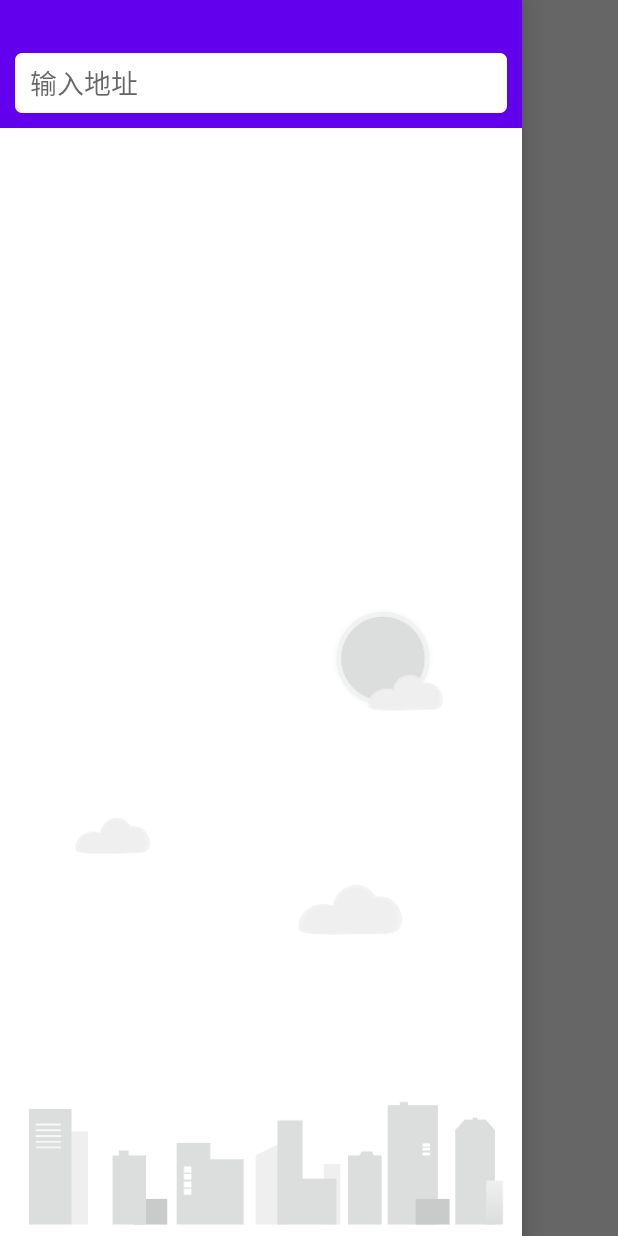
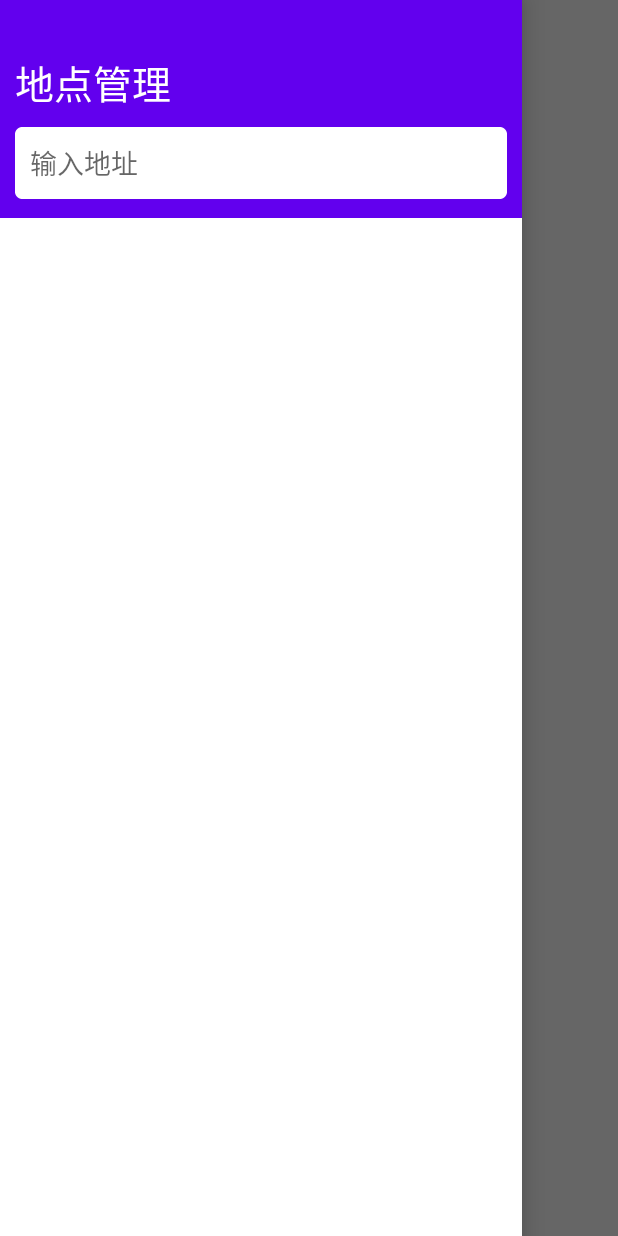
Before and after one commit to linhao1998/Weather, an Android app: the WeatherActivity screen opened directly, with no data from a screen before it, with the side drawer open, on a phone screen of 412 x 824 dp. Run offline under Robolectric (Android 15) with nearby library versions, the phone set to English and light mode, and no system bars; 2 statements that could not run were skipped.

Commit message:
新增地点管理和重新组织架构。

```diff
--- a/app/src/main/java/com/example/weather/ui/place/PlaceFragment.kt
+++ b/app/src/main/java/com/example/weather/ui/place/PlaceSearchActivity.kt
@@ -1,25 +1,26 @@
 package com.example.weather.ui.place
 
+import android.content.Context
 import android.content.Intent
+import androidx.appcompat.app.AppCompatActivity
 import android.os.Bundle
-import android.util.Log
-import android.view.LayoutInflater
 import android.view.View
-import android.view.ViewGroup
+import android.view.inputmethod.InputMethodManager
 import android.widget.EditText
 import android.widget.ImageView
 import android.widget.Toast
 import androidx.core.widget.addTextChangedListener
-import androidx.fragment.app.Fragment
 import androidx.lifecycle.Observer
 import androidx.lifecycle.ViewModelProvider
 import androidx.recyclerview.widget.LinearLayoutManager
 import androidx.recyclerview.widget.RecyclerView
-import com.example.weather.MainActivity
 import com.example.weather.R
 import com.example.weather.ui.weather.WeatherActivity
+import kotlinx.coroutines.delay
+import kotlinx.coroutines.launch
+import kotlinx.coroutines.runBlocking
 
-class PlaceFragment: Fragment() {
+class PlaceSearchActivity : AppCompatActivity() {
 
     val viewModel by lazy { ViewModelProvider(this).get(PlaceViewModel::class.java) }
 
@@ -31,33 +32,33 @@ class PlaceFragment: Fragment() {
 
     private lateinit var bgImageView: ImageView
 
-    override fun onCreateView(
-        inflater: LayoutInflater,
-        container: ViewGroup?,
-        savedInstanceState: Bundle?
-    ): View? {
+    override fun onCreate(savedInstanceState: Bundle?) {
+        super.onCreate(savedInstanceState)
+        setContentView(R.layout.activity_place_search)
 
-        return inflater.inflate(R.layout.fragment_place,container,false)
-    }
-    override fun onViewCreated(view: View, savedInstanceState: Bundle?) {
-        super.onViewCreated(view, savedInstanceState)
-
-        if (activity is MainActivity && viewModel.isPlaceSaved()) {
+        val fromActivity = intent.getStringExtra("FROM_ACTIVITY")
+        if (fromActivity == null && viewModel.isPlaceSaved()) {
             val place = viewModel.getSavedPlace()
-            val intent = Intent(context,WeatherActivity::class.java).apply {
+            val intent = Intent(this, WeatherActivity::class.java).apply {
                 putExtra("location_lng", place.location.lng)
                 putExtra("location_lat", place.location.lat)
                 putExtra("place_name", place.name)
             }
             startActivity(intent)
-            activity?.finish()
+            finish()
             return
         }
 
-        val layoutManager = LinearLayoutManager(activity)
-        recyclerView = view.findViewById(R.id.recyclerView)
-        searchPlaceEdit = view.findViewById(R.id.searchPlaceEdit)
-        bgImageView = view.findViewById(R.id.bgImageView)
+        recyclerView = findViewById(R.id.recyclerView)
+        searchPlaceEdit = findViewById(R.id.searchPlaceEdit)
+        bgImageView = findViewById(R.id.bgImageView)
+
+//        searchPlaceEdit.requestFocus()
+//        //弹出虚拟键盘
+//        val imm = getSystemService(Context.INPUT_METHOD_SERVICE) as InputMethodManager
+//        imm.showSoftInput(searchPlaceEdit,0)
+
+        val layoutManager = LinearLayoutManager(this)
         recyclerView.layoutManager = layoutManager
         adapter = PlaceAdapter(this,viewModel.placeList)
         recyclerView.adapter = adapter
@@ -72,7 +73,7 @@ class PlaceFragment: Fragment() {
                 adapter.notifyDataSetChanged()
             }
         }
-        viewModel.placeLiveData.observe(viewLifecycleOwner, Observer { result ->
+        viewModel.placeLiveData.observe(this, Observer { result ->
             val places = result.getOrNull()
             if (places != null) {
                 recyclerView.visibility = View.VISIBLE
@@ -81,7 +82,7 @@ class PlaceFragment: Fragment() {
                 viewModel.placeList.addAll(places)
                 adapter.notifyDataSetChanged()
             } else {
-                Toast.makeText(activity,"未能查询到任何地点",Toast.LENGTH_SHORT).show()
+                Toast.makeText(this,"未能查询到任何地点", Toast.LENGTH_SHORT).show()
                 result.exceptionOrNull()?.printStackTrace()
             }
         })
--- a/app/src/main/java/com/example/weather/ui/weather/WeatherActivity.kt
+++ b/app/src/main/java/com/example/weather/ui/weather/WeatherActivity.kt
@@ -2,6 +2,7 @@ package com.example.weather.ui.weather
 
 import android.annotation.SuppressLint
 import android.content.Context
+import android.content.Intent
 import android.graphics.Color
 import androidx.appcompat.app.AppCompatActivity
 import android.os.Bundle
@@ -22,6 +23,7 @@ import com.example.weather.R
 import com.example.weather.logic.model.HourlyForecast
 import com.example.weather.logic.model.Weather
 import com.example.weather.logic.model.getSky
+import com.example.weather.ui.place.PlaceSearchActivity
 import java.text.SimpleDateFormat
 import java.util.*
 import kotlin.collections.ArrayList
@@ -60,9 +62,11 @@ class WeatherActivity : AppCompatActivity() {
 
     private lateinit var hourlyAdapter: HourlyAdapter
 
-    lateinit var drawerLayout: DrawerLayout
+    private lateinit var searchPlaceEntrance: EditText
 
-    val viewModel  by lazy { ViewModelProvider(this).get(WeatherViewModel::class.java) }
+    private lateinit var drawerLayout: DrawerLayout
+
+    private val viewModel  by lazy { ViewModelProvider(this).get(WeatherViewModel::class.java) }
 
     override fun onCreate(savedInstanceState: Bundle?) {
         super.onCreate(savedInstanceState)
@@ -85,6 +89,14 @@ class WeatherActivity : AppCompatActivity() {
         navBtn = findViewById(R.id.navBtn)
         drawerLayout = findViewById(R.id.drawerLayout)
         hourlyRecyclerView = findViewById(R.id.hourlyRecyclerView)
+        searchPlaceEntrance = findViewById(R.id.searchPlaceEntrance)
+
+        searchPlaceEntrance.setOnClickListener {
+            val intent = Intent(this, PlaceSearchActivity::class.java).apply {
+                putExtra("FROM_ACTIVITY","WeatherActivity")
+            }
+            startActivity(intent)
+        }
 
         val layoutManager = LinearLayoutManager(this)
         layoutManager.orientation = LinearLayoutManager.HORIZONTAL
@@ -132,7 +144,14 @@ class WeatherActivity : AppCompatActivity() {
             override fun onDrawerStateChanged(newState: Int) {}
         })
     }
-
+    override fun onNewIntent(intent: Intent?) {
+        super.onNewIntent(intent)
+        drawerLayout.closeDrawers()
+        viewModel.locationLng = intent?.getStringExtra("location_lng") ?: ""
+        viewModel.locationLat = intent?.getStringExtra("location_lat") ?: ""
+        viewModel.placeName = intent?.getStringExtra("place_name") ?: ""
+        refreshWeather()
+    }
 
     @SuppressLint("NotifyDataSetChanged")
     private fun showWeatherInfo(weather: Weather) {
--- a/app/src/main/res/layout/fragment_place.xml
+++ b/app/src/main/res/layout/activity_place_search.xml
@@ -14,13 +14,13 @@
     <FrameLayout
         android:id="@+id/actionBarLayout"
         android:layout_width="match_parent"
-        android:layout_height="60dp"
+        android:layout_height="70dp"
         android:background="?attr/colorPrimary">
 
         <EditText
             android:id="@+id/searchPlaceEdit"
             android:layout_width="match_parent"
-            android:layout_height="40dp"
+            android:layout_height="48dp"
             android:layout_gravity="center_vertical"
             android:layout_marginStart="10dp"
             android:layout_marginEnd="10dp"
--- a/app/src/main/res/layout/activity_weather.xml
+++ b/app/src/main/res/layout/activity_weather.xml
@@ -44,12 +44,11 @@
         android:focusable="true"
         android:background="?attr/colorPrimary">
 
-        <fragment
-            android:id="@+id/placeFragment"
-            android:name="com.example.weather.ui.place.PlaceFragment"
+        <include
+            layout="@layout/place_manage"
             android:layout_width="match_parent"
             android:layout_height="match_parent"
-            android:layout_marginTop="25dp" />
+            android:layout_marginTop="25dp"/>
 
     </FrameLayout>
 
--- /dev/null
+++ b/app/src/main/res/layout/place_manage.xml
@@ -0,0 +1,54 @@
+<?xml version="1.0" encoding="utf-8"?>
+<RelativeLayout xmlns:android="http://schemas.android.com/apk/res/android"
+    android:layout_width="match_parent"
+    android:layout_height="match_parent"
+    android:background="?android:windowBackground">
+
+    <FrameLayout
+        android:id="@+id/actionBarLayout"
+        android:layout_width="match_parent"
+        android:layout_height="120dp"
+        android:background="?attr/colorPrimary">
+
+        <LinearLayout
+            android:orientation="vertical"
+            android:layout_width="match_parent"
+            android:layout_height="match_parent">
+
+            <TextView
+                android:layout_width="match_parent"
+                android:layout_height="wrap_content"
+                android:textColor="?attr/colorOnPrimary"
+                android:layout_marginStart="10dp"
+                android:layout_marginEnd="10dp"
+                android:layout_marginTop="10dp"
+                android:layout_marginBottom="10dp"
+                android:layout_gravity="center_horizontal"
+                android:text="地点管理"
+                android:textSize="26sp"/>
+
+            <EditText
+                android:id="@+id/searchPlaceEntrance"
+                android:layout_width="match_parent"
+                android:layout_height="48dp"
+                android:layout_marginStart="10dp"
+                android:layout_marginEnd="10dp"
+                android:paddingStart="10dp"
+                android:paddingEnd="10dp"
+                android:layout_gravity="center_horizontal"
+                android:hint="输入地址"
+                android:background="@drawable/search_bg"
+                android:focusable="false"/>
+
+        </LinearLayout>
+
+    </FrameLayout>
+
+    <androidx.recyclerview.widget.RecyclerView
+        android:id="@+id/recyclerView"
+        android:layout_width="match_parent"
+        android:layout_height="match_parent"
+        android:layout_below="@id/actionBarLayout"
+        android:visibility="gone"/>
+
+</RelativeLayout>
```
Also changed, not shown: app/src/main/AndroidManifest.xml (+9 -7 lines), app/src/main/java/com/example/weather/MainActivity.kt (deleted, +0 -11 lines), app/src/main/java/com/example/weather/ui/place/PlaceAdapter.kt (+8 -19 lines), app/src/main/res/layout/activity_main.xml (deleted, +0 -13 lines).
